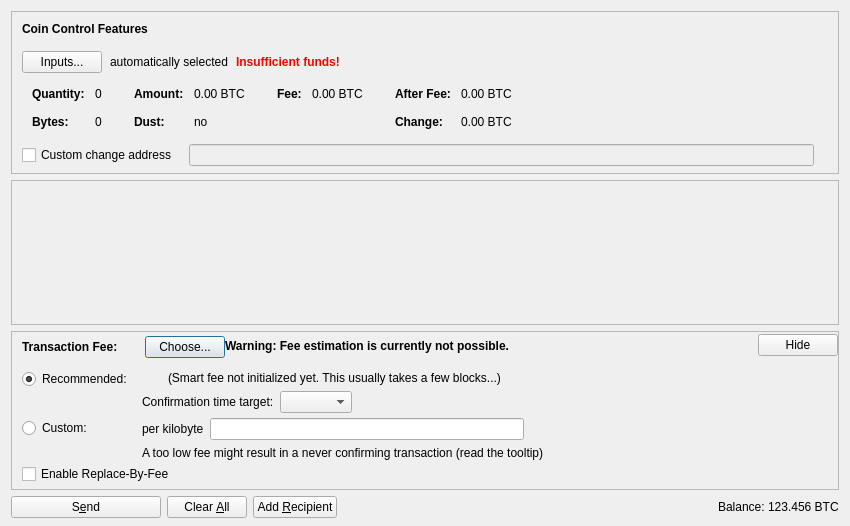
Before: the Qt Designer form src/qt/forms/sendcoinsdialog.ui in vtsxking/ignitecoin, drawn with Qt 5.
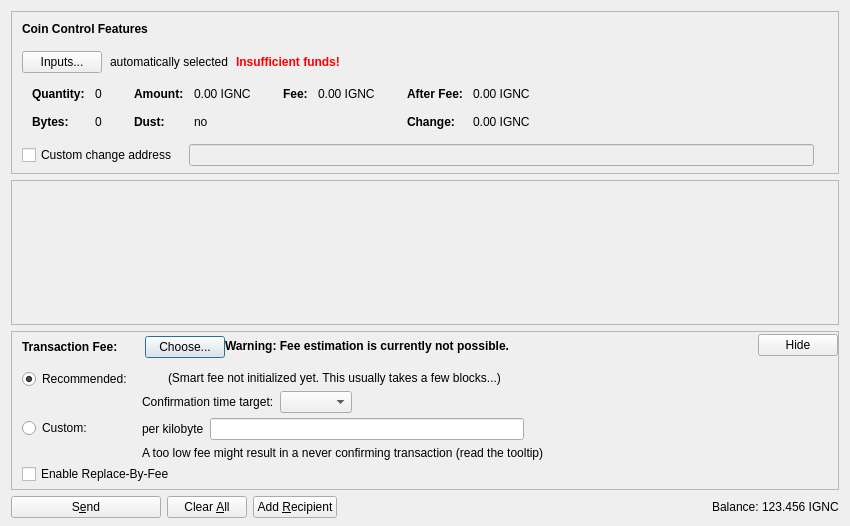
After: the same form once the commit is applied. Icons and pictures are not drawn. Custom widgets are drawn as their Qt base class.

Commit message: changed btc to ignc for all files

The edit to the form file:
```diff
--- a/src/qt/forms/sendcoinsdialog.ui
+++ b/src/qt/forms/sendcoinsdialog.ui
@@ -324,7 +324,7 @@
                   <enum>Qt::ActionsContextMenu</enum>
                  </property>
                  <property name="text">
-                  <string notr="true">0.00 BTC</string>
+                  <string notr="true">0.00 IGNC</string>
                  </property>
                  <property name="textInteractionFlags">
                   <set>Qt::LinksAccessibleByMouse|Qt::TextSelectableByKeyboard|Qt::TextSelectableByMouse</set>
@@ -404,7 +404,7 @@
                   <enum>Qt::ActionsContextMenu</enum>
                  </property>
                  <property name="text">
-                  <string notr="true">0.00 BTC</string>
+                  <string notr="true">0.00 IGNC</string>
                  </property>
                  <property name="textInteractionFlags">
                   <set>Qt::LinksAccessibleByMouse|Qt::TextSelectableByKeyboard|Qt::TextSelectableByMouse</set>
@@ -455,7 +455,7 @@
                   <enum>Qt::ActionsContextMenu</enum>
                  </property>
                  <property name="text">
-                  <string notr="true">0.00 BTC</string>
+                  <string notr="true">0.00 IGNC</string>
                  </property>
                  <property name="textInteractionFlags">
                   <set>Qt::LinksAccessibleByMouse|Qt::TextSelectableByKeyboard|Qt::TextSelectableByMouse</set>
@@ -484,7 +484,7 @@
                   <enum>Qt::ActionsContextMenu</enum>
                  </property>
                  <property name="text">
-                  <string notr="true">0.00 BTC</string>
+                  <string notr="true">0.00 IGNC</string>
                  </property>
                  <property name="textInteractionFlags">
                   <set>Qt::LinksAccessibleByMouse|Qt::TextSelectableByKeyboard|Qt::TextSelectableByMouse</set>
@@ -1214,7 +1214,7 @@
           <cursorShape>IBeamCursor</cursorShape>
          </property>
          <property name="text">
-          <string notr="true">123.456 BTC</string>
+          <string notr="true">123.456 IGNC</string>
          </property>
          <property name="textInteractionFlags">
           <set>Qt::LinksAccessibleByMouse|Qt::TextSelectableByKeyboard|Qt::TextSelectableByMouse</set>
```
The commit also changes 106 other files.
